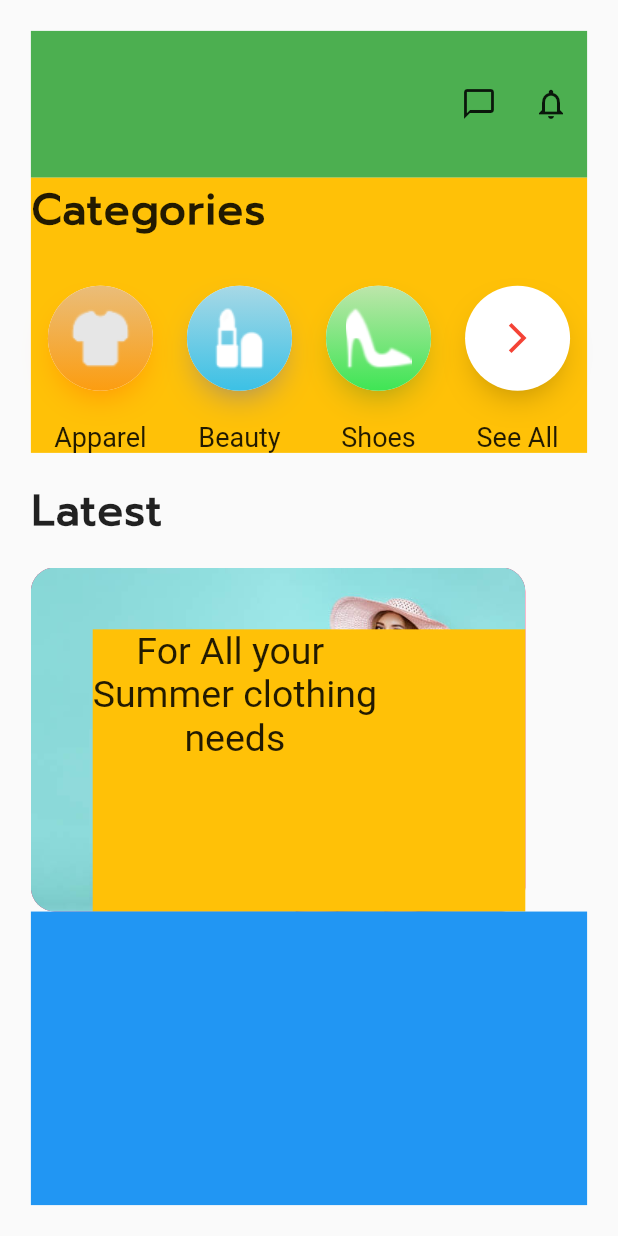
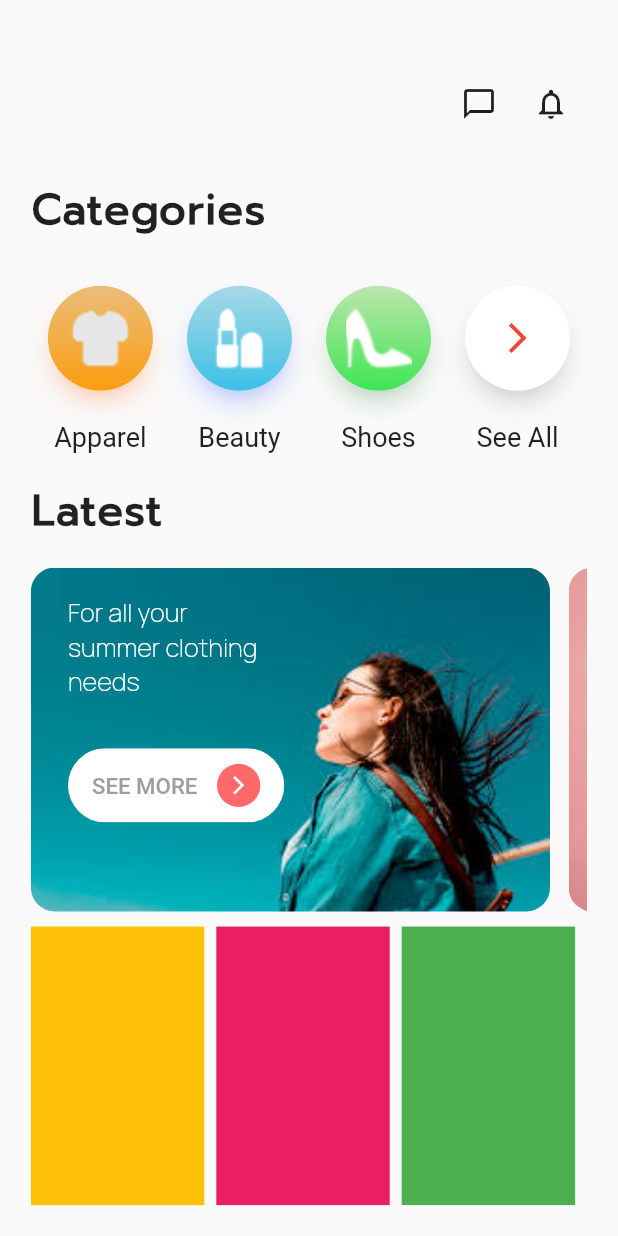
Before and after one commit to LoulouTBC/E-Commerce-App, a Flutter app: the screen it shows after launch, on a phone screen of 412 x 824 dp. Run offline on Flutter 3.47's test engine with Material 2 defaults, Android fonts, the phone set to English and light mode, and no system bars.

Commit message:
latestScreen2

```diff
--- /dev/null
+++ b/lib/constants/advText.dart
@@ -0,0 +1,26 @@
+import 'package:flutter/material.dart';
+
+class AdvText extends StatelessWidget {
+  String advText;
+  AdvText({
+    required this.advText,
+    Key? key,
+  }) : super(key: key);
+
+  @override
+  Widget build(BuildContext context) {
+    return Container(
+      alignment: Alignment.topLeft,
+      child: Text(
+        advText,
+        style: const TextStyle(
+            // letterSpacing: 1,
+            // fontWeight: FontWeight.w400,
+            fontSize: 17,
+            fontFamily: 'Manrope-ExtraLight',
+            color: Colors.white),
+        // textAlign: TextAlign.start,
+      ),
+    );
+  }
+}
--- /dev/null
+++ b/lib/constants/latestContainer.dart
@@ -0,0 +1,114 @@
+import 'package:flutter/material.dart';
+import 'package:my_ui/constants/advText.dart';
+
+class LatestContainer extends StatelessWidget {
+  const LatestContainer(
+      {Key? key,
+      required this.size,
+      required this.image,
+      required this.text1,
+      required this.text2,
+      required this.text3,
+      required this.seemore})
+      : super(key: key);
+
+  final Size size;
+  final String image;
+  final String text1, text2, text3;
+  final bool seemore;
+
+  @override
+  Widget build(BuildContext context) {
+    return Container(
+      margin: EdgeInsets.only(right: size.width * 0.03),
+      decoration: BoxDecoration(
+        image: DecorationImage(
+            fit: BoxFit.cover, image: AssetImage('images/$image')),
+        borderRadius: BorderRadius.circular(16),
+      ),
+      width: size.width * 0.84,
+      child: Padding(
+        padding:
+            EdgeInsets.only(left: size.width * 0.06, top: size.width * 0.045),
+        child: Container(
+          width: size.width * 0.3,
+          alignment: Alignment.topLeft,
+          child: Column(
+            // mainAxisAlignment:
+            //     MainAxisAlignment.spaceEvenly,
+            crossAxisAlignment: CrossAxisAlignment.start,
+            children: [
+              AdvText(
+                advText: text1,
+              ),
+              AdvText(advText: text2),
+              AdvText(advText: text3),
+              SizedBox(
+                height: size.height * 0.04,
+              ),
+              if (seemore == true)
+                Container(
+                  width: size.width * 0.35,
+                  height: size.height * 0.06,
+                  // decoration: BoxDecoration(
+                  // borderRadius:
+                  //     BorderRadius.circular(30),
+                  // boxShadow: [
+                  //   BoxShadow(
+                  //     color: Color.fromARGB(
+                  //         91, 255, 105, 105),
+                  //     spreadRadius: 3,
+                  //     blurRadius: 12,
+                  //     offset: Offset(2,
+                  //         4), // changes position of shadow
+                  //   ),
+                  // ]
+                  // ),
+                  child: ClipRRect(
+                    borderRadius: BorderRadius.circular(25),
+                    child: MaterialButton(
+                      color: Color.fromARGB(255, 255, 255, 255),
+                      disabledColor: Colors.grey,
+                      // shape:
+                      //     const RoundedRectangleBorder(
+                      //   borderRadius:
+                      //       BorderRadius.all(
+                      //     Radius.circular(30),
+                      //   ),
+                      // ),
+                      onPressed: () {
+                        Navigator.pushNamed(context, "home");
+                      },
+                      child: Row(
+                        mainAxisAlignment: MainAxisAlignment.spaceBetween,
+                        children: <Widget>[
+                          // If I want it on left
+
+                          Text(
+                            "SEE MORE",
+                            style: TextStyle(
+                                color: Colors.grey,
+                                fontSize: size.width * 0.036),
+                          ),
+                          CircleAvatar(
+                            maxRadius: size.width * 0.035,
+                            // minRadius: 10,
+                            backgroundColor: Color(0xffFF6969),
+                            child: Icon(
+                              Icons.arrow_forward_ios_outlined,
+                              color: Color.fromARGB(255, 255, 255, 255),
+                              size: size.width * 0.035,
+                            ),
+                          ),
+                        ],
+                      ),
+                    ),
+                  ),
+                )
+            ],
+          ),
+        ),
+      ),
+    );
+  }
+}
--- a/lib/home.dart
+++ b/lib/home.dart
@@ -1,9 +1,6 @@
-import 'dart:ui';
-
 import 'package:flutter/material.dart';
-import 'package:flutter/src/widgets/container.dart';
-import 'package:flutter/src/widgets/framework.dart';
 import 'package:my_ui/constants/circleIcon.dart';
+import 'package:my_ui/constants/latestContainer.dart';
 
 class HomePage extends StatefulWidget {
   const HomePage({super.key});
@@ -24,7 +21,6 @@ class _HomePageState extends State<HomePage> {
             Expanded(
               flex: 1,
               child: Container(
-                color: Colors.green,
                 child: Row(
                   mainAxisAlignment: MainAxisAlignment.end,
                   children: [
@@ -44,7 +40,6 @@ class _HomePageState extends State<HomePage> {
                       flex: 3,
                       child: Container(
                         // width: size.width,
-                        color: Colors.amber,
                         child: Column(
                           children: [
                             Expanded(
@@ -114,21 +109,6 @@ class _HomePageState extends State<HomePage> {
                                       color: Colors.red,
                                     ),
                                   )),
-                                  // Expanded(
-                                  //   child: Container(
-                                  //     color: Color.fromARGB(255, 65, 172, 177),
-                                  //   ),
-                                  // ),
-                                  // Expanded(
-                                  //   child: Container(
-                                  //     color: Color.fromARGB(255, 38, 168, 90),
-                                  //   ),
-                                  // ),
-                                  // Expanded(
-                                  //   child: Container(
-                                  //     color: Color.fromARGB(255, 233, 30, 30),
-                                  //   ),
-                                  // ),
                                 ],
                               )),
                             ),
@@ -166,50 +146,21 @@ class _HomePageState extends State<HomePage> {
                                   child: ListView(
                                 scrollDirection: Axis.horizontal,
                                 children: [
-                                  Container(
-                                    decoration: BoxDecoration(
-                                      image: DecorationImage(
-                                          fit: BoxFit.fill,
-                                          image: AssetImage(
-                                              'images/fashion3.png')),
-                                      color: Colors.pink,
-                                      borderRadius: BorderRadius.circular(16),
-                                    ),
-                                    width: size.width * 0.8,
-                                    child: Padding(
-                                      padding: EdgeInsets.only(
-                                          left: size.width * 0.1,
-                                          top: size.width * 0.1),
-                                      child: Container(
-                                        color: Colors.amber,
-                                        alignment: Alignment.topLeft,
-                                        child: Column(
-                                          // mainAxisAlignment:
-                                          //     MainAxisAlignment,
-                                          children: [
-                                            Text(
-                                              'For All your ',
-                                              style: TextStyle(fontSize: 25),
-                                              textAlign: TextAlign.start,
-                                            ),
-                                            Text(
-                                              'Summer clothing',
-                                              style: TextStyle(fontSize: 25),
-                                              textAlign: TextAlign.start,
-                                            ),
-                                            Text(
-                                              'needs',
-                                              style: TextStyle(fontSize: 25),
-                                            ),
-                                          ],
-                                        ),
-                                      ),
-                                    ),
+                                  LatestContainer(
+                                    seemore: true,
+                                    size: size,
+                                    image: '1.png',
+                                    text1: 'For all your',
+                                    text2: 'summer clothing',
+                                    text3: 'needs',
                                   ),
-                                  Container(
-                                    width: 100,
-                                    // color: Colors.amber,
-                                  )
+                                  LatestContainer(
+                                      size: size,
+                                      image: '2.png',
+                                      text1: '',
+                                      text2: '',
+                                      text3: '',
+                                      seemore: false)
                                 ],
                               )),
                             ),
@@ -222,7 +173,30 @@ class _HomePageState extends State<HomePage> {
             Expanded(
                 flex: 2,
                 child: Container(
-                  color: Colors.blue,
+                  // color: Colors.blue,
+                  child: Padding(
+                    padding: const EdgeInsets.only(top: 10),
+                    child: Row(
+                      children: [
+                        Expanded(
+                            child: Container(
+
+                          margin: EdgeInsets.only(right: 8),
+                          color: Colors.amber,
+                        )),
+                        Expanded(
+                            child: Container(
+                          margin: EdgeInsets.only(right: 8),
+                          color: Colors.pink,
+                        )),
+                        Expanded(
+                            child: Container(
+                          margin: EdgeInsets.only(right: 8),
+                          color: Colors.green,
+                        )),
+                      ],
+                    ),
+                  ),
                 )),
           ],
         ),
--- a/pubspec.yaml
+++ b/pubspec.yaml
@@ -96,6 +96,12 @@ flutter:
    - family: Righteous
      fonts:
        - asset: fonts/Righteous-Regular.ttf
+   - family: Arimo
+     fonts:
+       - asset: fonts/Arimo-Regular.ttf
+   - family: Manrope-ExtraLight
+     fonts:
+       - asset: fonts/Manrope-ExtraLight.ttf
   #   - family: Trajan Pro
   #     fonts:
   #       - asset: fonts/TrajanPro.ttf
```
Also changed, not shown: fonts/Arimo-Regular.ttf (added), fonts/Manrope-ExtraLight.ttf (added), images/1.png (added), images/2.png (added), images/fashion2.png, images/fashion4.png (added), images/fashion5.png (added), images/fashion6.png (added).
